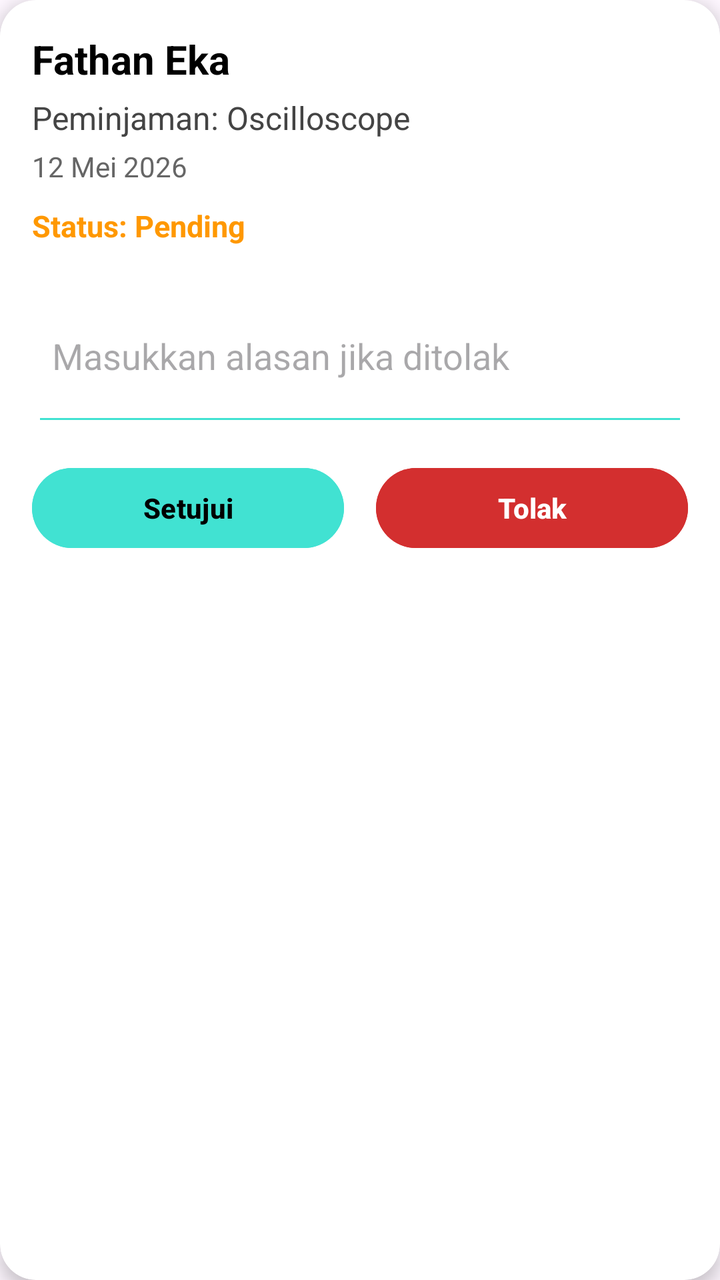
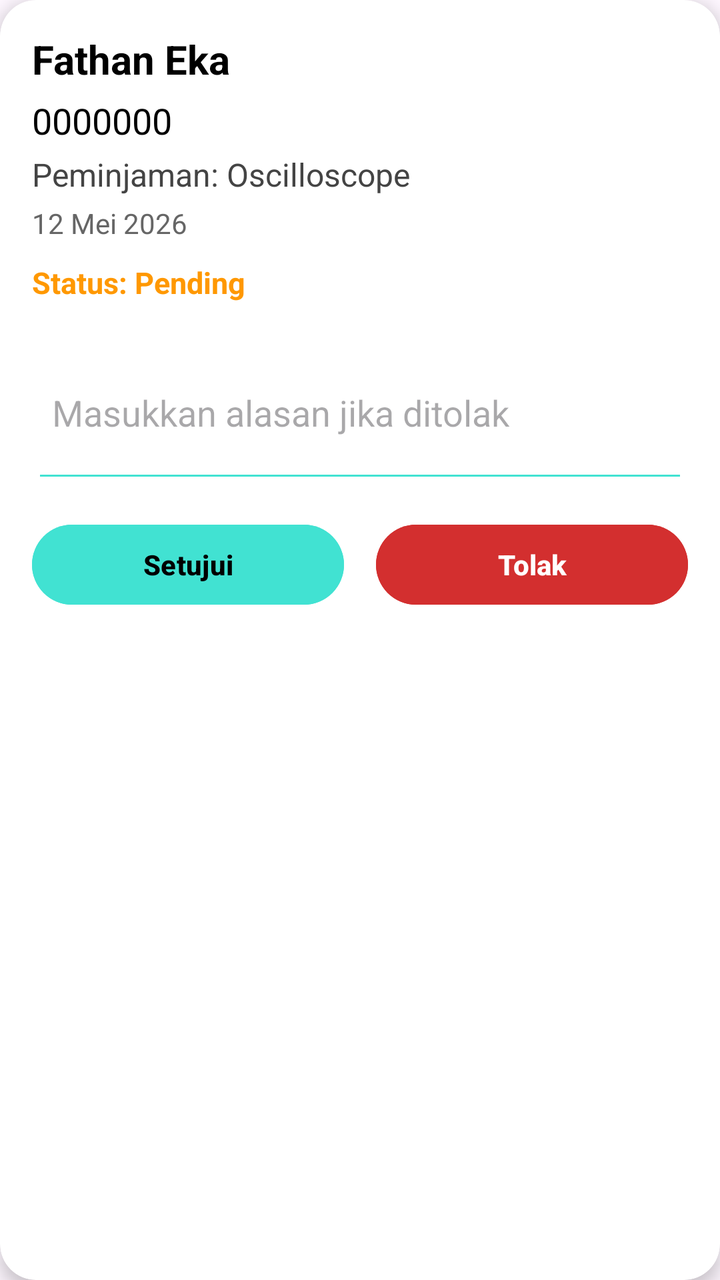

Screens rendered from an Android XML layout before and after an edit, with the pre-edit source and the edit as a unified diff.
<!-- AndroidManifest.xml: application theme Theme.SistemPeminjamanAlatLab -->
<!-- res/layout/lab_approval_card_item.xml -->
<?xml version="1.0" encoding="utf-8"?>
<androidx.cardview.widget.CardView xmlns:android="http://schemas.android.com/apk/res/android"
    xmlns:app="http://schemas.android.com/apk/res-auto"
    android:layout_width="match_parent"
    android:layout_height="wrap_content"
    android:layout_marginBottom="12dp"
    app:cardCornerRadius="18dp"
    app:cardElevation="5dp">

    <LinearLayout
        android:layout_width="match_parent"
        android:layout_height="wrap_content"
        android:orientation="vertical"
        android:padding="16dp">

        
        <TextView
            android:id="@+id/namaPeminjamTxt"
            android:layout_width="wrap_content"
            android:layout_height="wrap_content"
            android:text="Fathan Eka"
            android:textColor="#000000"
            android:textSize="20sp"
            android:textStyle="bold" />

        <Space
            android:layout_width="match_parent"
            android:layout_height="5dp" />

        
        <TextView
            android:id="@+id/namaAlatTxt"
            android:layout_width="wrap_content"
            android:layout_height="wrap_content"
            android:text="Peminjaman: Oscilloscope"
            android:textColor="#444444"
            android:textSize="16sp" />

        <Space
            android:layout_width="match_parent"
            android:layout_height="4dp" />

        
        <TextView
            android:id="@+id/tanggalTxt"
            android:layout_width="wrap_content"
            android:layout_height="wrap_content"
            android:text="12 Mei 2026"
            android:textColor="#666666"
            android:textSize="14sp" />

        <Space
            android:layout_width="match_parent"
            android:layout_height="10dp" />

        
        <TextView
            android:id="@+id/statusTxt"
            android:layout_width="wrap_content"
            android:layout_height="wrap_content"
            android:text="Status: Pending"
            android:textColor="#FF9800"
            android:textSize="15sp"
            android:textStyle="bold" />

        <Space
            android:layout_width="match_parent"
            android:layout_height="15dp" />

        
        <EditText
            android:id="@+id/alasanTolakEdt"
            android:layout_width="match_parent"
            android:layout_height="wrap_content"
            android:backgroundTint="#41E2D2"
            android:hint="Masukkan alasan jika ditolak"
            android:inputType="textMultiLine"
            android:minHeight="80dp"
            android:padding="10dp" />

        <Space
            android:layout_width="match_parent"
            android:layout_height="12dp" />

        
        <LinearLayout
            android:layout_width="match_parent"
            android:layout_height="wrap_content"
            android:gravity="center"
            android:orientation="horizontal">

            <Button
                android:id="@+id/setujuiBtn"
                android:layout_width="0dp"
                android:layout_height="wrap_content"
                android:layout_marginEnd="8dp"
                android:layout_weight="1"
                android:backgroundTint="#41E2D2"
                android:text="Setujui"
                android:textColor="#000000"
                android:textStyle="bold" />

            <Button
                android:id="@+id/tolakBtn"
                android:layout_width="0dp"
                android:layout_height="wrap_content"
                android:layout_marginStart="8dp"
                android:layout_weight="1"
                android:backgroundTint="#D32F2F"
                android:text="Tolak"
                android:textColor="#FFFFFF"
                android:textStyle="bold" />

        </LinearLayout>

    </LinearLayout>

</androidx.cardview.widget.CardView>
<!-- resources referenced by this layout -->
<resources>
  <style name="Theme.SistemPeminjamanAlatLab" parent="Base.Theme.SistemPeminjamanAlatLab" />
  <style name="Base.Theme.SistemPeminjamanAlatLab" parent="Theme.Material3.DayNight.NoActionBar">
          
          
      </style>
</resources>

<!-- the commit's change to res/layout/lab_approval_card_item.xml (unified diff, before → after) -->
@@ -15,7 +15,7 @@
 
         
         <TextView
-            android:id="@+id/namaPeminjamTxt"
+            android:id="@+id/namaPeminjam"
             android:layout_width="wrap_content"
             android:layout_height="wrap_content"
             android:text="Fathan Eka"
@@ -29,7 +29,19 @@
 
         
         <TextView
-            android:id="@+id/namaAlatTxt"
+            android:id="@+id/tvkodePeminjaman"
+            android:layout_width="match_parent"
+            android:layout_height="wrap_content"
+            android:text="0000000"
+            android:textColor="#000000"
+            android:textSize="18sp" />
+
+        <Space
+            android:layout_width="match_parent"
+            android:layout_height="4dp" />
+
+        <TextView
+            android:id="@+id/tvnamaAlat"
             android:layout_width="wrap_content"
             android:layout_height="wrap_content"
             android:text="Peminjaman: Oscilloscope"
@@ -41,8 +53,9 @@
             android:layout_height="4dp" />
 
         
+
         <TextView
-            android:id="@+id/tanggalTxt"
+            android:id="@+id/tanggal"
             android:layout_width="wrap_content"
             android:layout_height="wrap_content"
             android:text="12 Mei 2026"
@@ -55,7 +68,7 @@
 
         
         <TextView
-            android:id="@+id/statusTxt"
+            android:id="@+id/tvstatus"
             android:layout_width="wrap_content"
             android:layout_height="wrap_content"
             android:text="Status: Pending"
